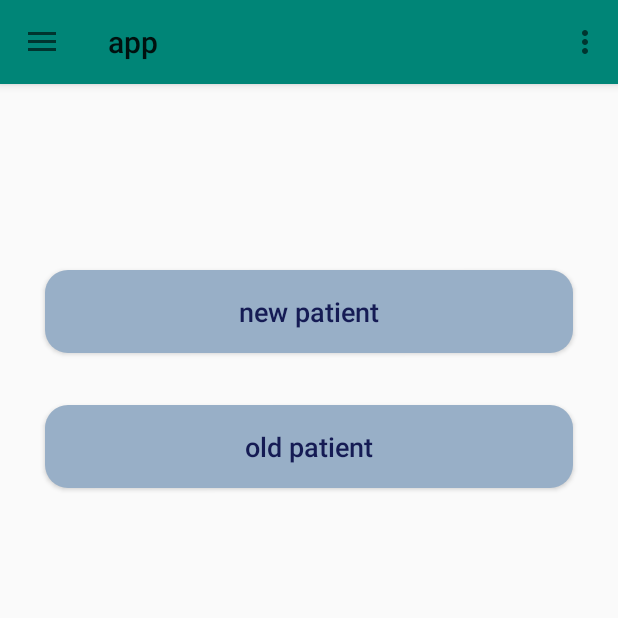
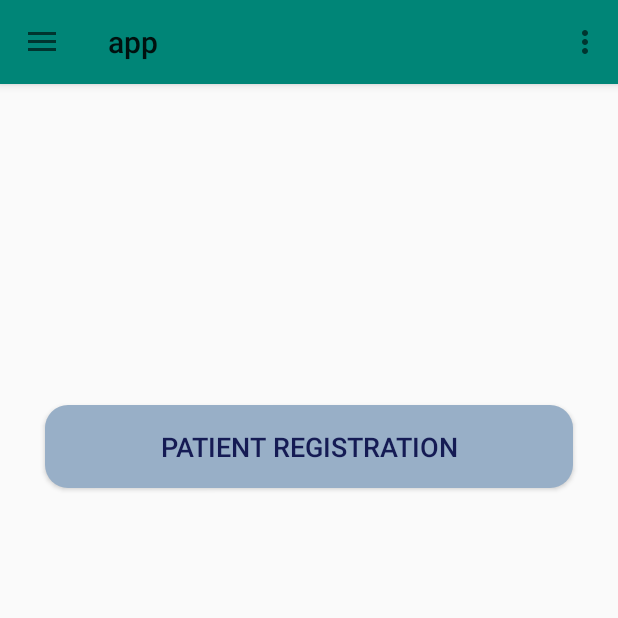
Before and after one commit to iamgsomya/app, an Android app: the Home screen opened directly, with no data from a screen before it, on a phone screen of 412 x 824 dp, the top half of it. Run offline under Robolectric (Android 15) with nearby library versions, the phone set to English and light mode, and no system bars.

Commit message:
update 01

```diff
--- a/app/src/main/AndroidManifest.xml
+++ b/app/src/main/AndroidManifest.xml
@@ -11,8 +11,6 @@
         android:supportsRtl="true"
         android:theme="@style/AppTheme">
         <activity android:name=".Register_Activity"></activity>
-        <activity android:name=".Old_register" />
-        <activity android:name=".New_register" />
         <activity android:name=".Login_Activity" />
         <activity
             android:name=".MainActivity"
--- a/app/src/main/java/org/docreg/app/Home.java
+++ b/app/src/main/java/org/docreg/app/Home.java
@@ -25,9 +25,7 @@ public class Home extends AppCompatActivity
     protected void onCreate (Bundle savedInstanceState) {
         super .onCreate(savedInstanceState) ;
         setContentView(R.layout.home);
-        FragmentTransaction fragmentTransaction = getSupportFragmentManager().beginTransaction();
-        fragmentTransaction.replace(R.id.frag_container,new fronthome());
-        fragmentTransaction.commit();
+
         Toolbar toolbar = findViewById(R.id. toolbar_main ) ;
         setSupportActionBar(toolbar) ;
 
@@ -39,6 +37,9 @@ public class Home extends AppCompatActivity
         toggle.syncState() ;
         NavigationView navigationView = findViewById(R.id. nav_view ) ;
         navigationView.setNavigationItemSelectedListener( this ) ;
+        FragmentTransaction fragmentTransaction = getSupportFragmentManager().beginTransaction();
+        fragmentTransaction.replace(R.id.frag_container,new fronthome());
+        fragmentTransaction.commit();
     }
     @Override
     public void onBackPressed () {
--- a/app/src/main/java/org/docreg/app/fronthome.java
+++ b/app/src/main/java/org/docreg/app/fronthome.java
@@ -18,31 +18,20 @@ import android.widget.Button;
 
 
 public class fronthome extends Fragment {
- Button old_paitent,new_paitent;
+ Button reg_paitent;
     public View onCreateView(@NonNull final LayoutInflater inflater, @Nullable final ViewGroup container, @Nullable Bundle savedInstanceState) {
         View view = inflater.inflate(R.layout.fragment_fronthome, container, false);
-        old_paitent=view.findViewById(R.id.register_btn);
-        new_paitent=view.findViewById(R.id.new_register_btn);
-        old_paitent.setOnClickListener(new View.OnClickListener() {
+        reg_paitent=view.findViewById(R.id.paitent_register_btn);
+        reg_paitent.setOnClickListener(new View.OnClickListener() {
             @Override
             public void onClick(View view) {
-                Intent intent=new Intent(getContext(),Old_register.class);
+                Intent intent=new Intent(getContext(),patient_register.class);
                 startActivity(intent);
 
 
             }
         });
-        new_paitent.setOnClickListener(new View.OnClickListener() {
-            @Override
-            public void onClick(View view) {
-                Intent intent=new Intent(getContext(),New_register.class);
-                startActivity(intent);
 
-
-
-
-            }
-        });
     return view;
     }
 
--- /dev/null
+++ b/app/src/main/java/org/docreg/app/patient_register.java
@@ -0,0 +1,4 @@
+package org.docreg.app;
+
+class patient_register {
+}
--- a/app/src/main/res/layout/fragment_fronthome.xml
+++ b/app/src/main/res/layout/fragment_fronthome.xml
@@ -1,40 +1,27 @@
 <?xml version="1.0" encoding="utf-8"?>
-<FrameLayout xmlns:android="http://schemas.android.com/apk/res/android"
+<LinearLayout xmlns:android="http://schemas.android.com/apk/res/android"
     xmlns:tools="http://schemas.android.com/tools"
     android:layout_width="match_parent"
     android:layout_height="match_parent"
-    tools:context=".fronthome">
+    tools:context=".fronthome"
+    android:orientation="vertical"
+    android:layout_gravity="center_horizontal">
 
-    <!-- TODO: Update blank fragment layout -->
+
     <Button
-        android:id="@+id/register_btn"
+
+        android:id="@+id/paitent_register_btn"
         android:layout_width="match_parent"
         android:layout_height="wrap_content"
-        android:layout_marginTop="180dp"
         android:layout_marginLeft="30dp"
-        android:layout_marginRight="30dp"
-        android:layout_marginBottom="500dp"
-        android:background="@drawable/buttons"
-        android:padding="15dp"
-        android:textAllCaps="false"
-        android:textSize="18sp"
-        android:text="new patient"
-        android:textColor="@color/color_midblue"/>
-    <Button
-
-        android:id="@+id/new_register_btn"
-        android:layout_width="match_parent"
-        android:layout_height="wrap_content"
-        android:layout_below="@id/register_btn"
         android:layout_marginTop="270dp"
-        android:layout_marginLeft="30dp"
         android:layout_marginRight="30dp"
         android:layout_marginBottom="410dp"
         android:background="@drawable/buttons"
         android:padding="15dp"
-        android:textAllCaps="false"
-        android:textSize="18sp"
-        android:text="old patient"
-        android:textColor="@color/color_midblue"/>
+        android:text="Patient Registration"
+        android:textColor="@color/color_midblue"
+        android:textSize="18sp" />
 
-</FrameLayout>
+
+</LinearLayout>
```
Also changed, not shown: app/src/main/java/org/docreg/app/Login_Activity.java (+13 -14 lines), app/src/main/java/org/docreg/app/New_register.java (deleted, +0 -14 lines), app/src/main/java/org/docreg/app/Old_register.java (deleted, +0 -14 lines), app/src/main/res/layout/activity_new_register.xml (deleted, +0 -14 lines), app/src/main/res/layout/activity_old_register.xml (deleted, +0 -14 lines).
